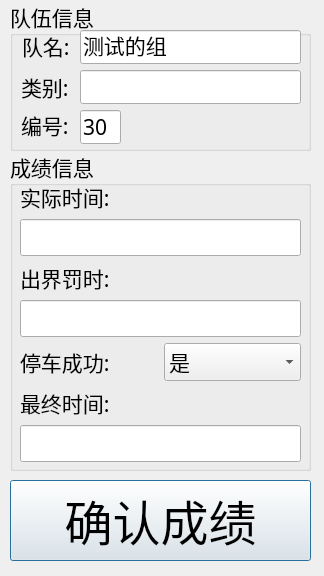
ZzzzzzS/TimingSystemUper, file confirmwindow.ui: the form before one commit.
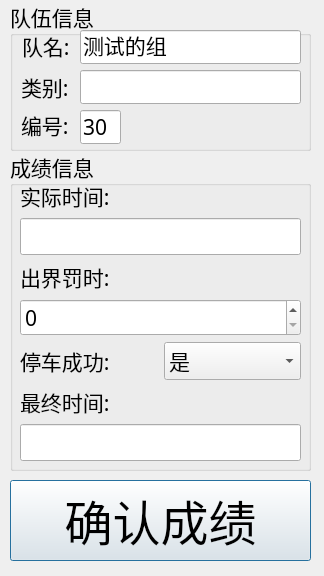
The form after the commit.

Diff of the .ui file:
```diff
--- a/confirmwindow.ui
+++ b/confirmwindow.ui
@@ -166,7 +166,7 @@
     <property name="geometry">
      <rect>
       <x>10</x>
-      <y>31</y>
+      <y>30</y>
       <width>281</width>
       <height>281</height>
      </rect>
@@ -196,7 +196,7 @@
         </widget>
        </item>
        <item>
-        <widget class="QLineEdit" name="ChujieLine"/>
+        <widget class="QSpinBox" name="chujiebox"/>
        </item>
       </layout>
      </item>
```
